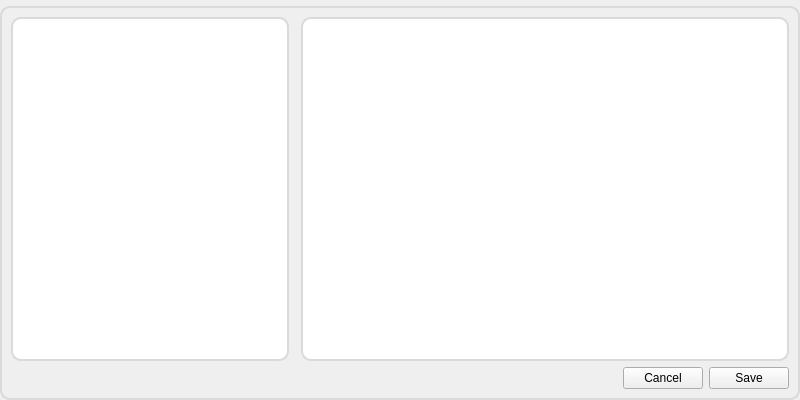
Above: view/settingsview.ui from Joensw/RCAIT before the change. Below: the same form after it.
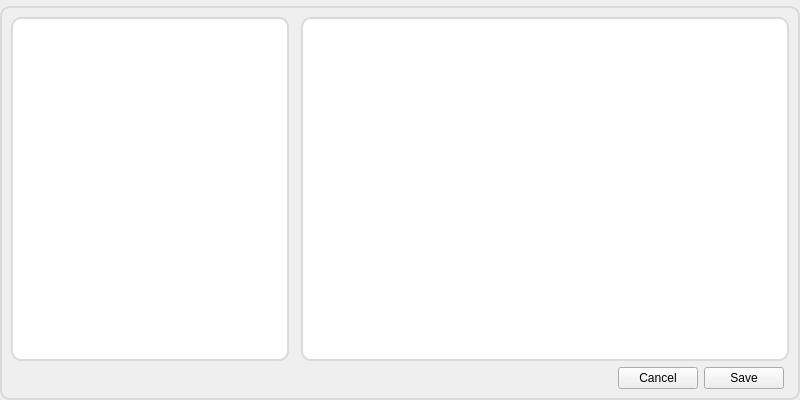
That is the form after the change. Icons and pictures are not drawn.

```diff
--- a/view/settingsview.ui
+++ b/view/settingsview.ui
@@ -104,6 +104,22 @@
        </property>
       </widget>
      </item>
+     <item>
+      <spacer name="horizontalSpacer_2">
+       <property name="orientation">
+        <enum>Qt::Horizontal</enum>
+       </property>
+       <property name="sizeType">
+        <enum>QSizePolicy::Maximum</enum>
+       </property>
+       <property name="sizeHint" stdset="0">
+        <size>
+         <width>5</width>
+         <height>20</height>
+        </size>
+       </property>
+      </spacer>
+     </item>
     </layout>
    </item>
    <item row="0" column="2">
```
